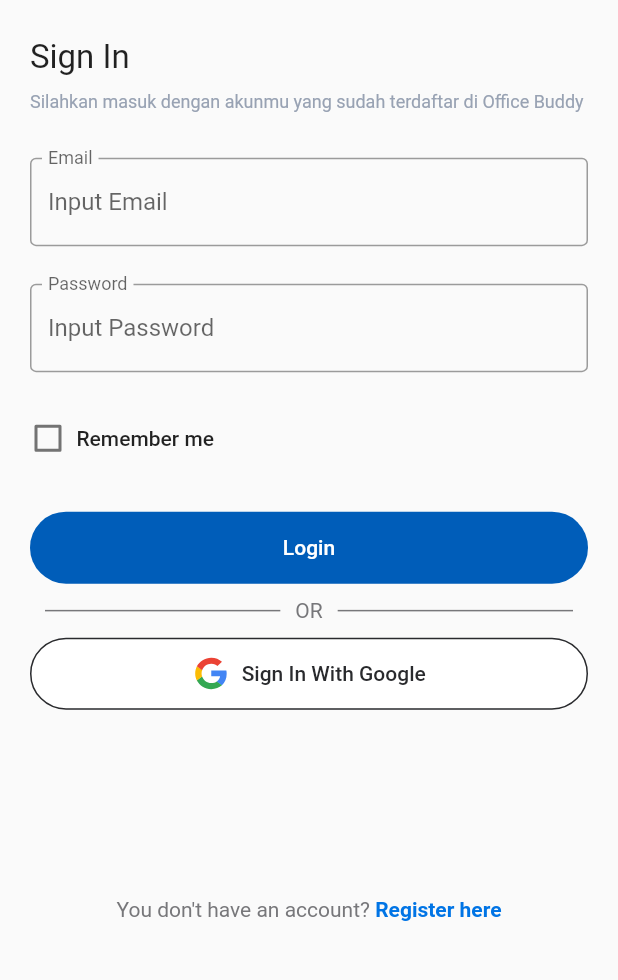
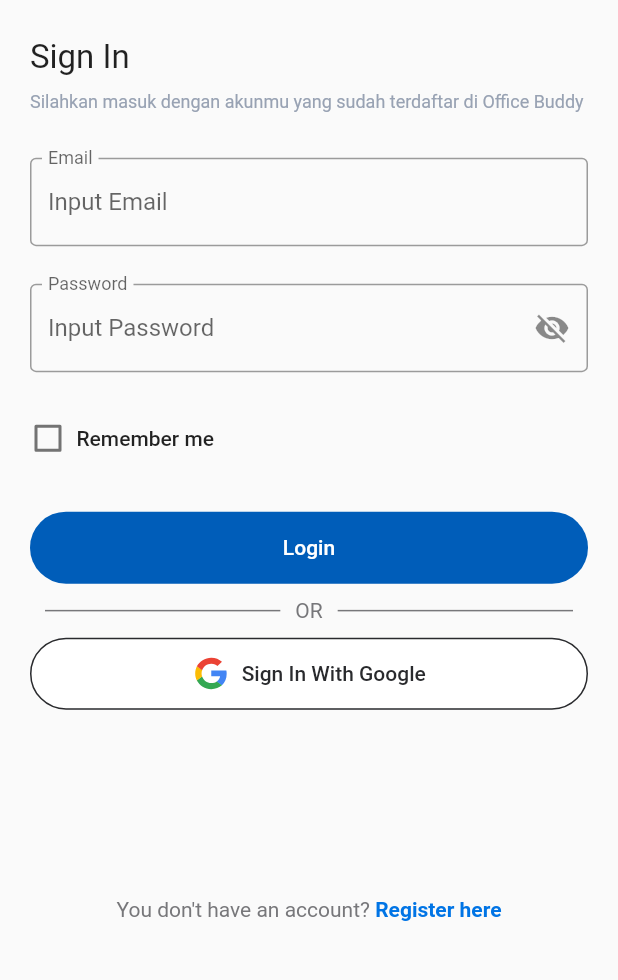
Before and after one commit to Kelompok-13-Alterra/flutter_capstone, a Flutter app: the screen it shows after launch, on a phone screen of 412 x 824 dp, the part 190-1170 px from its top. Run offline on Flutter 3.47's test engine with Material 2 defaults, Android fonts, the phone set to English and light mode, and no system bars; our stand-ins replace email_validator, flutter_svg, google_fonts.

Commit message:
membuat fitur visibility buat password

```diff
--- a/lib/widget/login-widget/form-login.dart
+++ b/lib/widget/login-widget/form-login.dart
@@ -18,6 +18,14 @@ class _FormLoginState extends State<FormLogin> {
   final _passwordController = TextEditingController();
 
   late bool newUser;
+
+  bool _obscureText = true;
+
+  void _togglePasswordVisibility() {
+    setState(() {
+      _obscureText = !_obscureText;
+    });
+  }
 
   @override
   void dispose() {
@@ -67,6 +75,7 @@ class _FormLoginState extends State<FormLogin> {
             // Input Password
             //========================================================
             TextFormField(
+              obscureText: _obscureText,
               controller: _passwordController,
               validator: (value) {
                 if (value != null && value.length < 5) {
@@ -80,6 +89,12 @@ class _FormLoginState extends State<FormLogin> {
                 hintStyle: GoogleFonts.roboto(
                   fontWeight: FontWeight.w400,
                   fontSize: 16,
+                ),
+                suffixIcon: IconButton(
+                  icon: Icon(
+                    _obscureText ? Icons.visibility_off : Icons.visibility,
+                  ),
+                  onPressed: _togglePasswordVisibility,
                 ),
                 hintText: 'Input Password',
                 floatingLabelBehavior: FloatingLabelBehavior.always,
```
